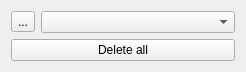
This is krita/plugins/assistants/RulerAssistant/AssistantsToolOptions.ui in KDE/krita as Qt 5 draws it before an edit. The edited form follows.
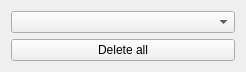
This is the edited form.

Commit message: assistants: remove old 'create' button

Patch:
```diff
--- a/krita/plugins/assistants/RulerAssistant/AssistantsToolOptions.ui
+++ b/krita/plugins/assistants/RulerAssistant/AssistantsToolOptions.ui
@@ -10,25 +10,31 @@
     <height>72</height>
    </rect>
   </property>
-  <layout class="QGridLayout" name="gridLayout">
-   <item row="0" column="0">
-    <widget class="QToolButton" name="toolButton">
-     <property name="text">
-      <string>...</string>
-     </property>
-    </widget>
-   </item>
-   <item row="0" column="1">
+  <layout class="QVBoxLayout" name="verticalLayout">
+   <item>
     <widget class="QComboBox" name="comboBox"/>
    </item>
-   <item row="3" column="0" colspan="2">
+   <item>
+    <spacer name="verticalSpacer_2">
+     <property name="orientation">
+      <enum>Qt::Vertical</enum>
+     </property>
+     <property name="sizeHint" stdset="0">
+      <size>
+       <width>20</width>
+       <height>40</height>
+      </size>
+     </property>
+    </spacer>
+   </item>
+   <item>
     <widget class="QPushButton" name="deleteButton">
      <property name="text">
       <string>Delete all</string>
      </property>
     </widget>
    </item>
-   <item row="4" column="0" colspan="2">
+   <item>
     <spacer name="verticalSpacer">
      <property name="orientation">
       <enum>Qt::Vertical</enum>
@@ -41,19 +47,6 @@
      </property>
     </spacer>
    </item>
-   <item row="1" column="0" colspan="2">
-    <spacer name="verticalSpacer_2">
-     <property name="orientation">
-      <enum>Qt::Vertical</enum>
-     </property>
-     <property name="sizeHint" stdset="0">
-      <size>
-       <width>20</width>
-       <height>40</height>
-      </size>
-     </property>
-    </spacer>
-   </item>
   </layout>
  </widget>
  <resources/>
```
The commit also changes 2 other files.
